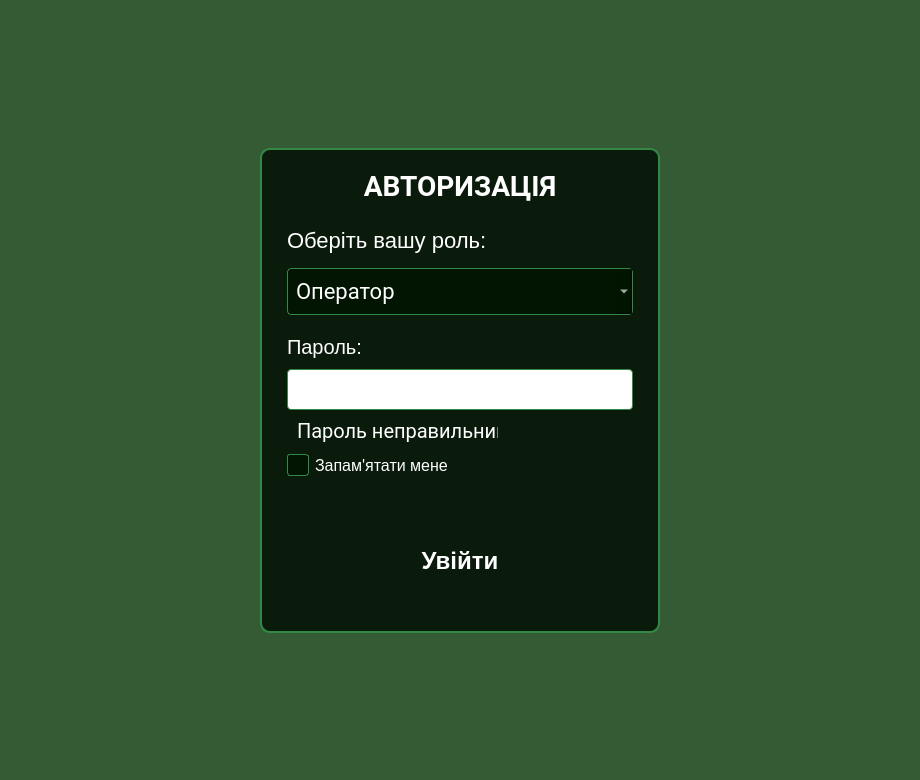
Above: app/ui/login_dialog.ui from VadymKotsiuba1808/SDR_Pi before the change. Below: the same form after it.
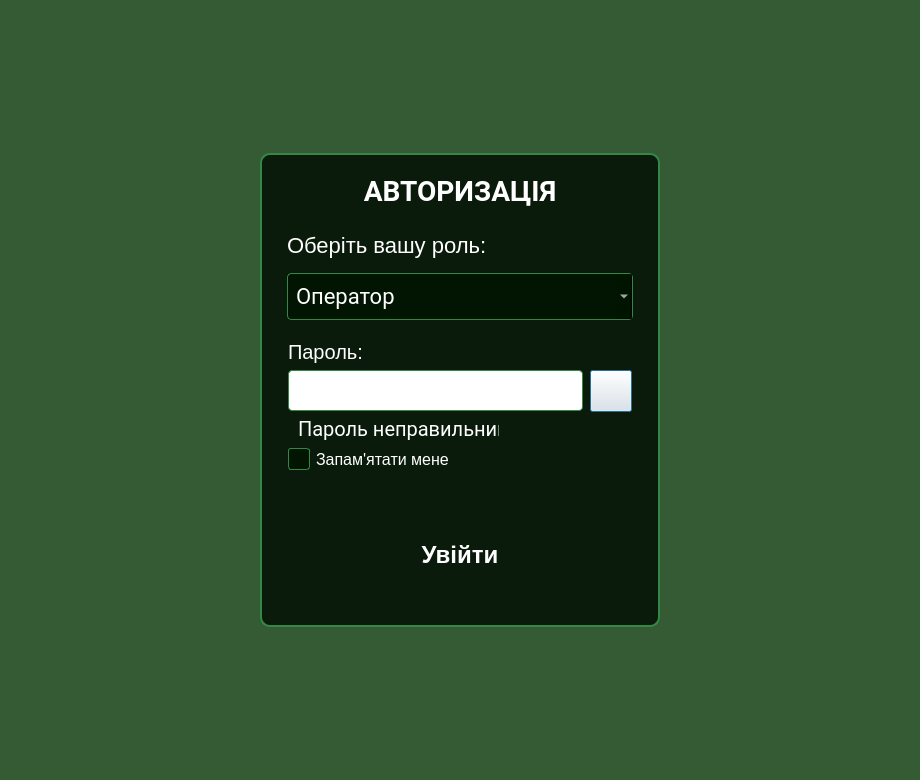
That is the form after the change. Icons and pictures are not drawn.

Commit message: Add hide/unhide password function for LoginDialog

What changed in the file:
```diff
--- a/app/ui/login_dialog.ui
+++ b/app/ui/login_dialog.ui
@@ -138,7 +138,7 @@
         <property name="font">
          <font>
           <family>Roboto</family>
-          <pointsize>-1</pointsize>
+                                        <pointsize>1</pointsize>
           <fontweight>DemiBold</fontweight>
          </font>
         </property>
@@ -187,7 +187,7 @@
         <property name="font">
          <font>
           <family>Roboto</family>
-          <pointsize>-1</pointsize>
+                                        <pointsize>1</pointsize>
          </font>
         </property>
         <property name="styleSheet">
@@ -218,10 +218,7 @@
         <property name="styleSheet">
          <string notr="true">background: none;</string>
         </property>
-        <layout class="QVBoxLayout" name="verticalLayout_4">
-         <property name="spacing">
-          <number>10</number>
-         </property>
+                                <layout class="QGridLayout" name="gridLayout">
          <property name="leftMargin">
           <number>0</number>
          </property>
@@ -234,27 +231,7 @@
          <property name="bottomMargin">
           <number>0</number>
          </property>
-         <item>
-          <widget class="QLabel" name="passwordLabel">
-           <property name="text">
-            <string>Пароль:</string>
-           </property>
-          </widget>
-         </item>
-         <item>
-          <widget class="QLineEdit" name="passwordLineEdit">
-           <property name="text">
-            <string/>
-           </property>
-           <property name="echoMode">
-            <enum>QLineEdit::EchoMode::Password</enum>
-           </property>
-           <property name="placeholderText">
-            <string>Введіть пароль</string>
-           </property>
-          </widget>
-         </item>
-         <item>
+                                    <item row="3" column="0">
           <widget class="QWidget" name="widget" native="true">
            <property name="minimumSize">
             <size>
@@ -280,7 +257,7 @@
             <property name="font">
              <font>
               <family>Roboto</family>
-              <pointsize>-1</pointsize>
+                                                        <pointsize>1</pointsize>
              </font>
             </property>
             <property name="visible">
@@ -302,13 +279,81 @@
            </widget>
           </widget>
          </item>
-         <item>
+                                    <item row="0" column="0">
+                                        <widget class="QLabel" name="passwordLabel">
+                                            <property name="text">
+                                                <string>Пароль:</string>
+                                            </property>
+                                        </widget>
+                                    </item>
+                                    <item row="4" column="0">
           <widget class="QCheckBox" name="rememberCheckBox">
            <property name="text">
             <string>Запам'ятати мене</string>
            </property>
           </widget>
          </item>
+                                    <item row="2" column="0">
+                                        <widget class="QLineEdit" name="passwordLineEdit">
+                                            <property name="maximumSize">
+                                                <size>
+                                                    <width>295</width>
+                                                    <height>16777215</height>
+                                                </size>
+                                            </property>
+                                            <property name="text">
+                                                <string/>
+                                            </property>
+                                            <property name="echoMode">
+                                                <enum>QLineEdit::EchoMode::Password</enum>
+                                            </property>
+                                            <property name="placeholderText">
+                                                <string>Введіть пароль</string>
+                                            </property>
+                                        </widget>
+                                    </item>
+                                    <item row="2" column="1">
+                                        <widget class="QPushButton" name="passwordHideBtn">
+                                            <property name="minimumSize">
+                                                <size>
+                                                    <width>0</width>
+                                                    <height>42</height>
+                                                </size>
+                                            </property>
+                                            <property name="maximumSize">
+                                                <size>
+                                                    <width>42</width>
+                                                    <height>42</height>
+                                                </size>
+                                            </property>
+                                            <property name="styleSheet">
+                                                <string notr="true">QPushButton[id=&quot;eye_btn&quot;]{
+	border: 2px solid #328844;
+border-radius:8px;
+	background-repeat:no-repeat;
+background-position:center;
+background-color:transparent;
+}
+
+QPushButton[id=&quot;eye_btn&quot;][status=&quot;hidden&quot;]{
+background-image:url(:/icons/eye_off.svg);
+}
+
+QPushButton[id=&quot;eye_btn&quot;][status=&quot;unhidden&quot;]{
+background-image:url(:/icons/eye_on.svg);
+}</string>
+                                            </property>
+                                            <property name="text">
+                                                <string/>
+                                            </property>
+                                            <property name="id" stdset="0">
+                                                <string>eye_btn</string>
+                                            </property>
+                                            <property name="status" stdset="0">
+                                                <string>hidden</string>
+                                            </property>
+                                        </widget>
+                                    </item>
         </layout>
        </widget>
       </item>
```
Lines whose indentation alone changed are shown as unchanged. The commit also changes 9 other files.
